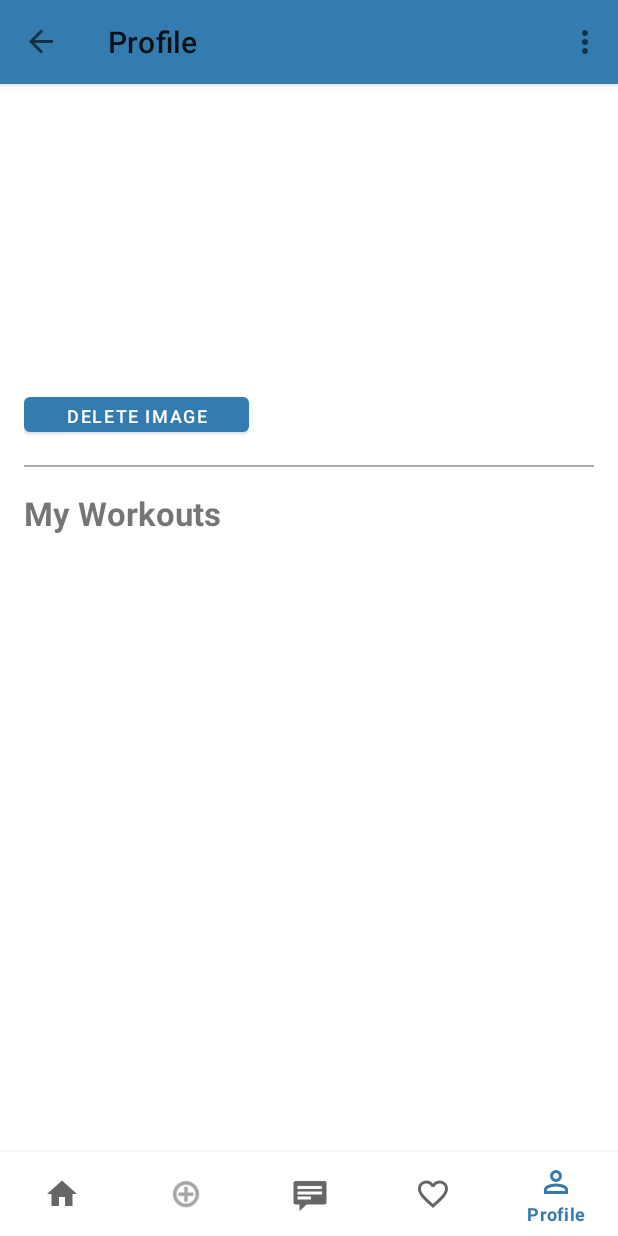
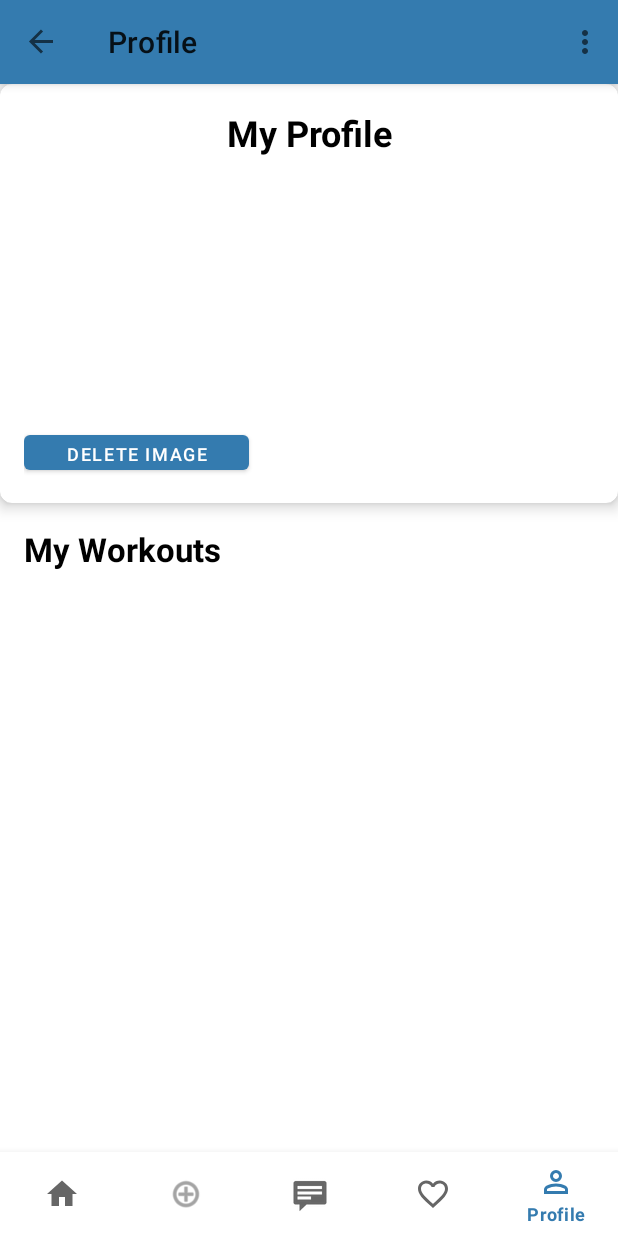
Before and after one commit to gabimatatov/GymBuddy, an Android app: the ProfileFragment screen opened through its navigation route, on a phone screen of 412 x 824 dp. Run offline under Robolectric (Android 15) with nearby library versions, the phone set to English and light mode, and no system bars; our stand-ins replace Firebase (no records; nobody signed in at launch, a user with empty details on screens opened directly), Picasso, Room's generated code, navigation-ui; pictures from the network do not load; 7 statements that could not run were skipped.

```diff
--- a/app/src/main/res/layout/fragment_profile.xml
+++ b/app/src/main/res/layout/fragment_profile.xml
@@ -1,3 +1,4 @@
+<?xml version="1.0" encoding="utf-8"?>
 <LinearLayout
     xmlns:android="http://schemas.android.com/apk/res/android"
     xmlns:app="http://schemas.android.com/apk/res-auto"
@@ -5,14 +6,39 @@
     android:layout_width="match_parent"
     android:layout_height="match_parent"
     android:orientation="vertical"
-    android:padding="16dp"
     tools:context=".ui.profile.ProfileFragment">
+
+    <!-- User Details Card Container with Shadow - Full Width and Height -->
+    <androidx.cardview.widget.CardView
+        android:id="@+id/userDetailsCardView"
+        android:layout_width="match_parent"
+        android:layout_height="wrap_content"
+        app:cardCornerRadius="8dp"
+        app:cardElevation="6dp"
+        app:cardPreventCornerOverlap="true"
+        app:cardUseCompatPadding="false">
+
+        <LinearLayout
+            android:layout_width="match_parent"
+            android:layout_height="wrap_content"
+            android:orientation="vertical"
+            android:padding="16dp">
+
+            <!-- Profile Headline - Inside Card -->
+            <TextView
+                android:id="@+id/profileHeadlineTextView"
+                android:layout_width="match_parent"
+                android:layout_height="wrap_content"
+                android:text="My Profile"
+                android:gravity="center"
+                android:textColor="@android:color/black"
+                android:textSize="24sp"
+                android:textStyle="bold"
+                android:paddingBottom="10dp"/>
 
             <RelativeLayout
                 android:layout_width="match_parent"
-        android:layout_height="161dp"
-        android:layout_marginTop="20dp"
-        android:layout_marginBottom="5dp">
+                android:layout_height="161dp">
 
                 <!-- User Photo -->
                 <com.google.android.material.imageview.ShapeableImageView
@@ -39,6 +65,7 @@
                         android:id="@+id/displayNameTextView"
                         android:layout_width="wrap_content"
                         android:layout_height="wrap_content"
+                        android:textColor="@android:color/black"
                         android:textSize="18sp"
                         android:textStyle="bold"
                         tools:text="User Name" />
@@ -48,8 +75,9 @@
                         android:id="@+id/emailTextView"
                         android:layout_width="wrap_content"
                         android:layout_height="wrap_content"
-                android:textColor="@android:color/darker_gray"
+                        android:textColor="#555555"
                         android:textSize="14sp"
+                        android:layout_marginTop="4dp"
                         tools:text="user@example.com" />
                 </LinearLayout>
             </RelativeLayout>
@@ -60,15 +88,10 @@
                 android:layout_width="150dp"
                 android:layout_height="35dp"
                 android:textSize="12sp"
+                android:layout_marginTop="8dp"
                 android:text="Delete Image" />
-
-    <!-- Divider Line -->
-    <View
-        android:layout_width="match_parent"
-        android:layout_height="1dp"
-        android:background="@android:color/darker_gray"
-        android:layout_marginTop="16dp"
-        android:layout_marginBottom="16dp" />
+        </LinearLayout>
+    </androidx.cardview.widget.CardView>
 
     <!-- My Workouts Section -->
     <TextView
@@ -76,13 +99,18 @@
         android:layout_width="wrap_content"
         android:layout_height="wrap_content"
         android:text="My Workouts"
+        android:textColor="@android:color/black"
         android:textSize="22sp"
-        android:textStyle="bold"/>
+        android:textStyle="bold"
+        android:layout_marginTop="16dp"
+        android:layout_marginStart="16dp"/>
 
     <!-- Workout List -->
     <androidx.recyclerview.widget.RecyclerView
         android:id="@+id/myWorkoutsRecyclerView"
         android:layout_width="match_parent"
         android:layout_height="wrap_content"
-        android:layout_marginTop="8dp"/>
+        android:layout_marginTop="8dp"
+        android:layout_marginStart="16dp"
+        android:layout_marginEnd="16dp"/>
 </LinearLayout>
```
Lines whose indentation alone changed are shown as unchanged.
